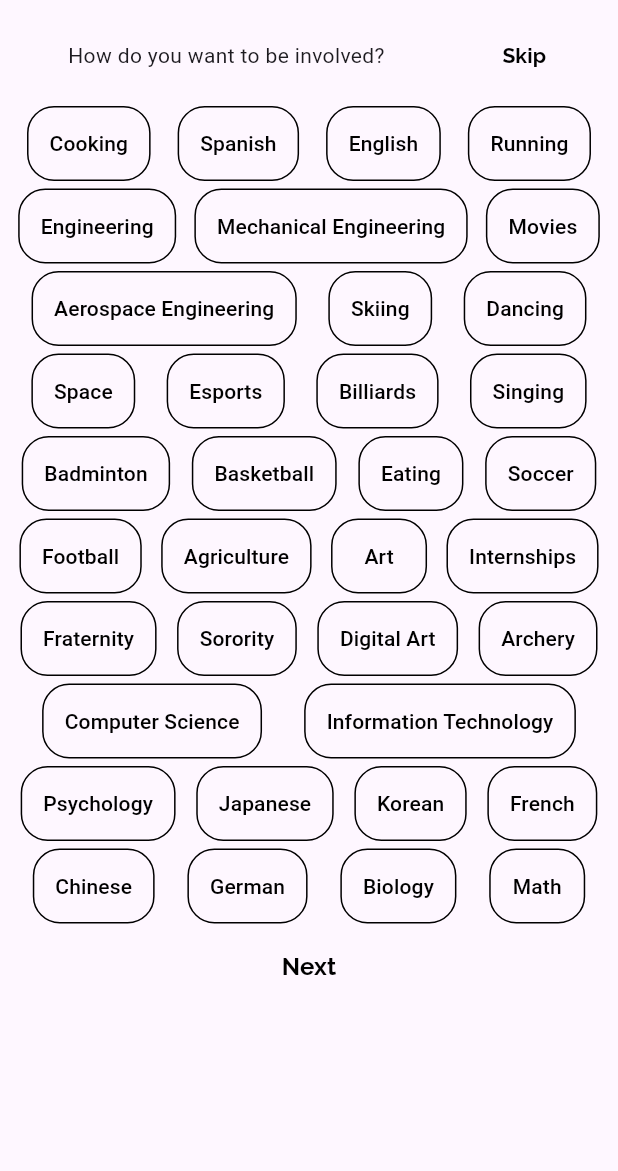
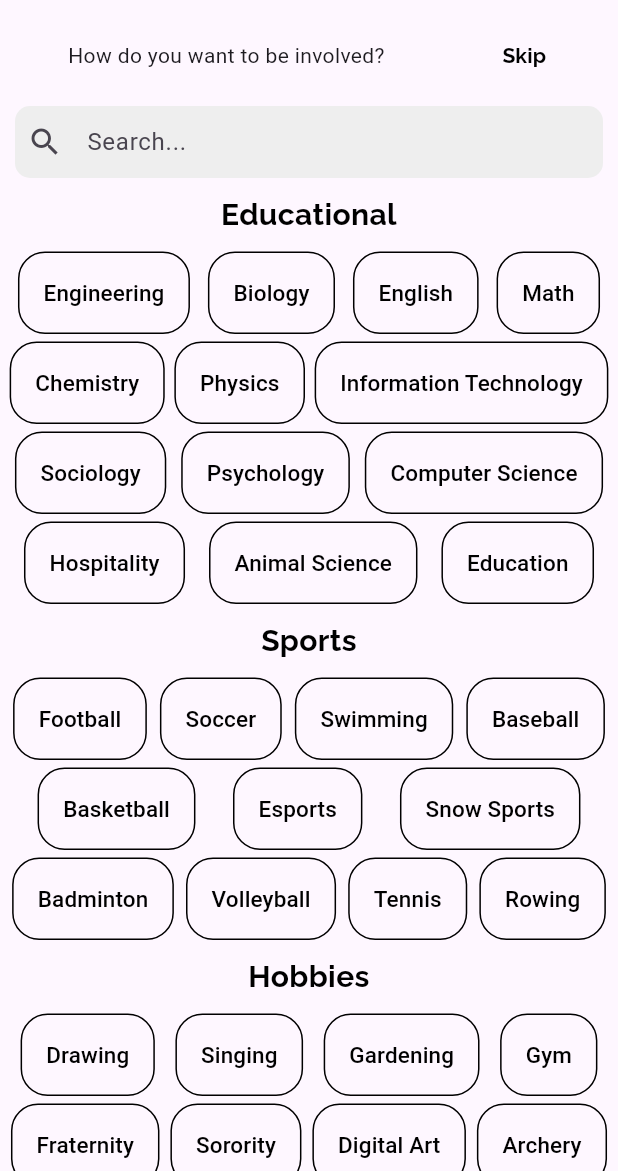
Before and after one commit to BroncoBond/Bronco-Bond, a Flutter app: the InterestsPage screen opened directly, on a phone screen of 412 x 824 dp, the part 65-1236 px from its top. Run offline on Flutter 3.47's test engine with Material 3 defaults, Android fonts, the phone set to English and light mode, and no system bars; our stand-ins replace google_fonts, jwt_decoder, shared_preferences, velocity_x; accounts and stored records are empty; generated files the repository leaves out were written again.

Commit message:
added mia files

```diff
--- a/lib/src/screens/interests.dart
+++ b/lib/src/screens/interests.dart
@@ -31,7 +31,10 @@ class InterestsPage extends StatelessWidget {
           ),
           centerTitle: true,
         ),
-        body: Column(crossAxisAlignment: CrossAxisAlignment.stretch, children: [
+        body: SingleChildScrollView(
+            child: Column(
+                crossAxisAlignment: CrossAxisAlignment.stretch,
+                children: [
               Row(mainAxisAlignment: MainAxisAlignment.spaceAround, children: [
                 Text("    How do you want to be involved?"),
                 TextButton(
@@ -51,36 +54,76 @@ class InterestsPage extends StatelessWidget {
                       ),
                     ))
               ]),
+              Padding(
+                  padding: const EdgeInsets.all(10.0),
+                  child: buildSearchBar(" ")),
+              Text(
+                "Educational",
+                style: GoogleFonts.raleway(
+                  fontSize: 20,
+                  fontWeight: FontWeight.bold,
+                  color: Colors.black,
+                ),
+                textAlign: TextAlign.center,
+              ),
               SizedBox(height: 10),
               Row(mainAxisAlignment: MainAxisAlignment.spaceEvenly, children: [
-            buildButton("Cooking"),
-            buildButton("Spanish"),
+                buildButton("Engineering"),
+                buildButton("Biology"),
                 buildButton("English"),
-            buildButton("Running"),
+                buildButton("Math"),
               ]),
               SizedBox(height: 5),
               Row(
                 mainAxisAlignment: MainAxisAlignment.spaceEvenly,
                 children: [
-              buildButton("Engineering"),
-              buildButton("Mechanical Engineering"),
-              buildButton("Movies")
+                  buildButton("Chemistry"),
+                  buildButton("Physics"),
+                  buildButton("Information Technology")
                 ],
               ),
               SizedBox(height: 5),
+              Row(
+                mainAxisAlignment: MainAxisAlignment.spaceEvenly,
+                children: [
+                  buildButton("Sociology"),
+                  buildButton("Psychology"),
+                  buildButton("Computer Science")
+                ],
+              ),
+              SizedBox(height: 5),
+              Row(
+                mainAxisAlignment: MainAxisAlignment.spaceEvenly,
+                children: [
+                  buildButton("Hospitality"),
+                  buildButton("Animal Science"),
+                  buildButton("Education")
+                ],
+              ),
+              SizedBox(height: 10),
+              Text(
+                "Sports",
+                style: GoogleFonts.raleway(
+                  fontSize: 20,
+                  fontWeight: FontWeight.bold,
+                  color: Colors.black,
+                ),
+                textAlign: TextAlign.center,
+              ),
+              SizedBox(height: 10),
               Row(mainAxisAlignment: MainAxisAlignment.spaceEvenly, children: [
-            buildButton("Aerospace Engineering"),
-            buildButton("Skiing"),
-            buildButton("Dancing")
+                buildButton("Football"),
+                buildButton("Soccer"),
+                buildButton("Swimming"),
+                buildButton("Baseball")
               ]),
               SizedBox(height: 5),
               Row(
                 mainAxisAlignment: MainAxisAlignment.spaceEvenly,
                 children: [
-              buildButton("Space"),
+                  buildButton("Basketball"),
                   buildButton("Esports"),
-              buildButton("Billiards"),
-              buildButton("Singing")
+                  buildButton("Snow Sports")
                 ],
               ),
               SizedBox(height: 5),
@@ -88,19 +131,29 @@ class InterestsPage extends StatelessWidget {
                 mainAxisAlignment: MainAxisAlignment.spaceEvenly,
                 children: [
                   buildButton("Badminton"),
-              buildButton("Basketball"),
-              buildButton("Eating"),
-              buildButton("Soccer")
+                  buildButton("Volleyball"),
+                  buildButton("Tennis"),
+                  buildButton("Rowing")
                 ],
               ),
-          SizedBox(height: 5),
+              SizedBox(height: 10),
+              Text(
+                "Hobbies",
+                style: GoogleFonts.raleway(
+                  fontSize: 20,
+                  fontWeight: FontWeight.bold,
+                  color: Colors.black,
+                ),
+                textAlign: TextAlign.center,
+              ),
+              SizedBox(height: 10),
               Row(
                 mainAxisAlignment: MainAxisAlignment.spaceEvenly,
                 children: [
-              buildButton("Football"),
-              buildButton("Agriculture"),
-              buildButton("Art"),
-              buildButton("Internships")
+                  buildButton("Drawing"),
+                  buildButton("Singing"),
+                  buildButton("Gardening"),
+                  buildButton("Gym")
                 ],
               ),
               SizedBox(height: 5),
@@ -117,31 +170,43 @@ class InterestsPage extends StatelessWidget {
               Row(
                 mainAxisAlignment: MainAxisAlignment.spaceEvenly,
                 children: [
-              buildButton("Computer Science"),
-              buildButton("Information Technology")
+                  buildButton("Cooking"),
+                  buildButton("Baking"),
+                  buildButton("Eating"),
+                  buildButton("Gaming")
                 ],
               ),
               SizedBox(height: 5),
               Row(
                 mainAxisAlignment: MainAxisAlignment.spaceEvenly,
                 children: [
-              buildButton("Psychology"),
-              buildButton("Japanese"),
-              buildButton("Korean"),
-              buildButton("French")
+                  buildButton("Movies"),
+                  buildButton("Studying"),
+                  buildButton("Watching TV"),
+                  buildButton("Anime")
                 ],
               ),
-          SizedBox(height: 5),
+              SizedBox(height: 10),
+              Text(
+                "Languages",
+                style: GoogleFonts.raleway(
+                  fontSize: 20,
+                  fontWeight: FontWeight.bold,
+                  color: Colors.black,
+                ),
+                textAlign: TextAlign.center,
+              ),
+              SizedBox(height: 10),
               Row(
                 mainAxisAlignment: MainAxisAlignment.spaceEvenly,
                 children: [
                   buildButton("Chinese"),
                   buildButton("German"),
-              buildButton("Biology"),
-              buildButton("Math")
+                  buildButton("Spanish"),
+                  buildButton("Korean")
                 ],
               ),
-          SizedBox(height: 5),
+              SizedBox(height: 10),
               TextButton(
                   onPressed: () {
                     Navigator.push(
@@ -160,7 +225,7 @@ class InterestsPage extends StatelessWidget {
                     ),
                   ))
             ] //column children
-            ));
+                )));
   }
 }
 
@@ -169,9 +234,9 @@ class InterestsPage extends StatelessWidget {
 Widget buildButton(String label) {
   return Row(mainAxisAlignment: MainAxisAlignment.end, children: [
     TextButton(
-      child: Text(label, style: TextStyle(fontSize: 14)),
+      child: Text(label, style: TextStyle(fontSize: 15)),
       style: ButtonStyle(
-          padding: MaterialStateProperty.all<EdgeInsets>(EdgeInsets.all(15)),
+          padding: MaterialStateProperty.all<EdgeInsets>(EdgeInsets.all(17)),
           foregroundColor: MaterialStateProperty.all<Color>(Colors.black),
           shape: MaterialStateProperty.all<RoundedRectangleBorder>(
               RoundedRectangleBorder(
@@ -182,6 +247,25 @@ Widget buildButton(String label) {
       },
     )
   ]);
+}
+
+Widget buildSearchBar(String label) {
+  return Container(
+    decoration: BoxDecoration(
+      borderRadius: BorderRadius.circular(10.0),
+      color: Colors.grey[200],
+    ),
+    child: const Padding(
+      padding: EdgeInsets.symmetric(horizontal: 8.0),
+      child: TextField(
+        decoration: InputDecoration(
+          hintText: 'Search...',
+          border: InputBorder.none,
+          icon: Icon(Icons.search),
+        ),
+      ),
+    ),
+  );
 }
 
 Widget buildTextField(String label) {
```
Also changed, not shown: lib/src/screens/searchpage.dart (+79 -18 lines), assets/images/eventsIcon.png (added), assets/images/forumIcon.png (added), assets/images/messagesIcon.png (added), assets/images/orgIcon.png (added), assets/images/peopleIcon.png (added), assets/images/profIcon.png (added). Lines whose indentation alone changed are shown as unchanged.
